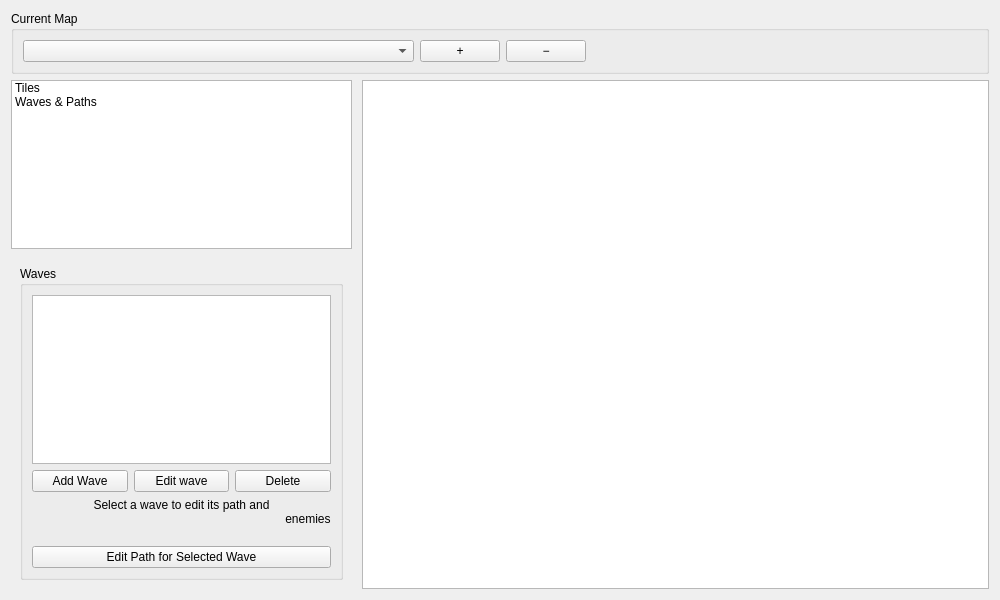
Before: the Qt Designer form editor/src/Editors/MapEditor.ui in povidllo/Tower-Defence, drawn with Qt 5.
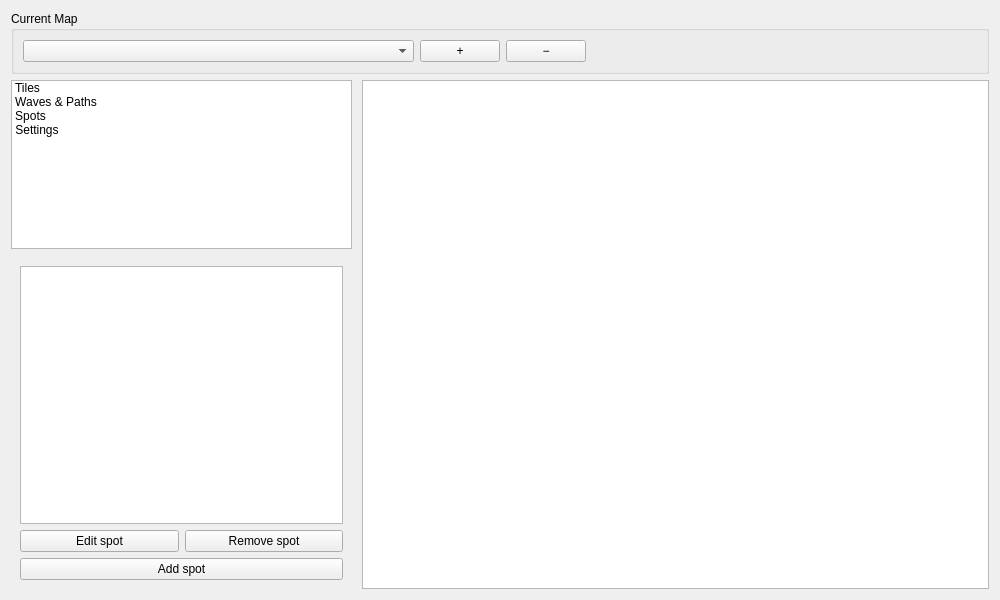
After: the same form once the commit is applied. The open tabs and pages were chosen to show the change. Icons and pictures are not drawn.

```diff
--- a/editor/src/Editors/MapEditor.ui
+++ b/editor/src/Editors/MapEditor.ui
@@ -134,6 +134,16 @@
                                                     :/icons/wave.png</iconset>
            </property>
           </item>
+          <item>
+           <property name="text">
+            <string>Spots</string>
+           </property>
+          </item>
+          <item>
+           <property name="text">
+            <string>Settings</string>
+           </property>
+          </item>
          </widget>
         </item>
         <item>
@@ -254,6 +264,58 @@
             </item>
            </layout>
           </widget>
+          <widget class="QWidget" name="spotsEditorPage">
+           <property name="minimumSize">
+            <size>
+             <width>337</width>
+             <height>0</height>
+            </size>
+           </property>
+           <layout class="QVBoxLayout" name="verticalLayout_3">
+            <item>
+             <widget class="QListWidget" name="spotsList"/>
+            </item>
+            <item>
+             <layout class="QHBoxLayout" name="horizontalLayout">
+              <item>
+               <widget class="QPushButton" name="editSpotButton">
+                <property name="text">
+                 <string>Edit spot</string>
+                </property>
+               </widget>
+              </item>
+              <item>
+               <widget class="QPushButton" name="removeSpotButton">
+                <property name="text">
+                 <string>Remove spot</string>
+                </property>
+               </widget>
+              </item>
+             </layout>
+            </item>
+            <item>
+             <widget class="QPushButton" name="addSpotButton">
+              <property name="text">
+               <string>Add spot</string>
+              </property>
+             </widget>
+            </item>
+           </layout>
+          </widget>
+          <widget class="QWidget" name="page">
+           <layout class="QVBoxLayout" name="verticalLayout_2">
+            <item>
+             <layout class="QFormLayout" name="propertiesForm"/>
+            </item>
+            <item>
+             <widget class="QPushButton" name="saveSettingsButton">
+              <property name="text">
+               <string>Save settings</string>
+              </property>
+             </widget>
+            </item>
+           </layout>
+          </widget>
          </widget>
         </item>
         <item>
```
Left out of the diff: 2 changed lines with no effect on the pictures.
